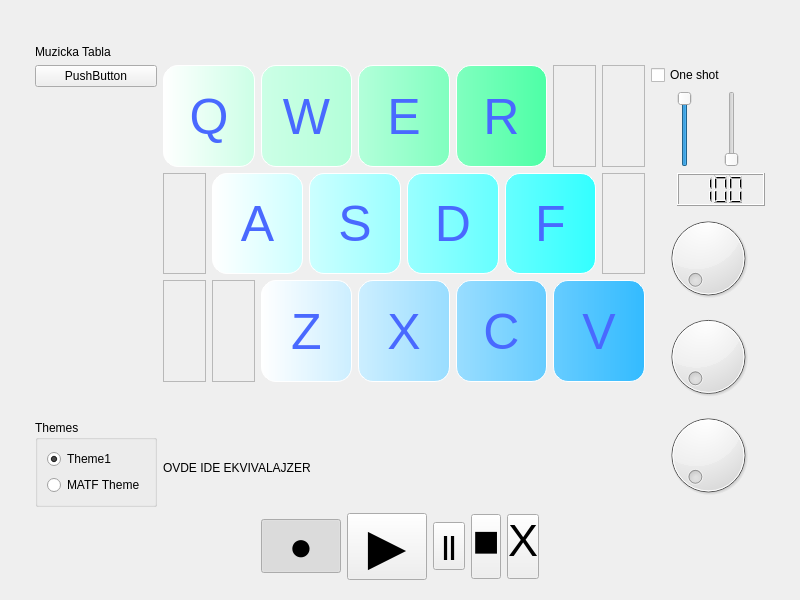
The window that src/mainwindow.ui (goldengun1/Music_Board) describes before a commit, drawn with Qt 5.
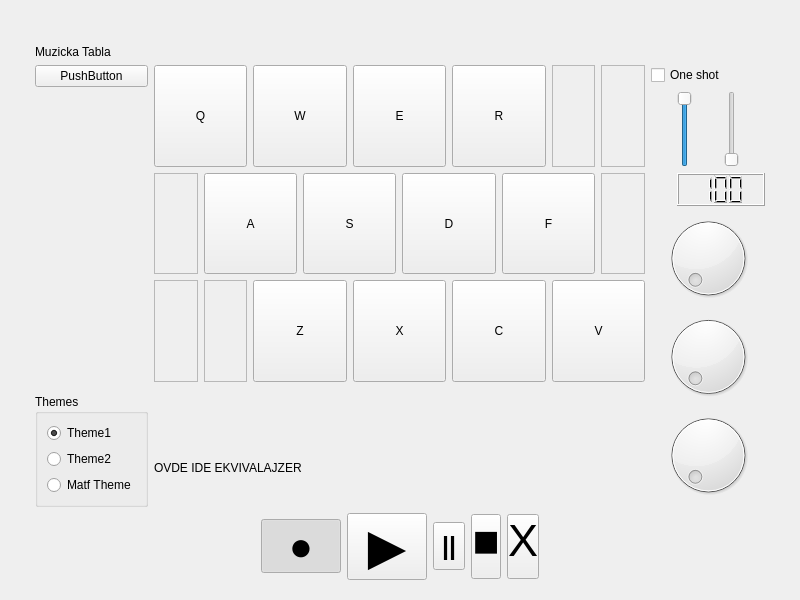
The same window after the commit. Custom widgets are drawn as their Qt base class.

Commit message: Matf tema dodata

What changed in the file:
```diff
--- a/src/mainwindow.ui
+++ b/src/mainwindow.ui
@@ -116,7 +116,14 @@
         <item>
          <widget class="QRadioButton" name="radioTheme2">
           <property name="text">
-           <string>MATF Theme</string>
+           <string>Theme2</string>
+          </property>
+         </widget>
+        </item>
+        <item>
+         <widget class="QRadioButton" name="radioTheme3">
+          <property name="text">
+           <string>Matf Theme</string>
           </property>
          </widget>
         </item>
@@ -158,34 +165,7 @@
           </sizepolicy>
          </property>
          <property name="styleSheet">
-          <string notr="true">
-
-QPushButton{
-background-color: qlineargradient(spread:pad, x1:0, y1:0, x2:1, y2:0, stop:0 #b3ffda , stop:1 #80ffbf);
-border:1px solid white ;
-font: 50px;
-border-radius:15px;
-font: 900 50pt &quot;Segoe UI Black&quot;;
-color: #4969ff;
-}
-
-QPushButton::hover{
-border-color: #4969ff;
-border-width: 3px;
-}
-
-
-QPushButton::pressed
-{
-    background-color: #4969ff;
-    color: #ffffff;
-    border-style: solid;
-    border-width: 3px;
-
-    border-color: #051a39;
-
-
-}</string>
+          <string notr="true"/>
          </property>
          <property name="text">
           <string>E</string>
@@ -201,33 +181,7 @@
           </sizepolicy>
          </property>
          <property name="styleSheet">
-          <string notr="true">
-QPushButton{
-background-color: qlineargradient(spread:pad, x1:0, y1:0, x2:1, y2:0, stop:0 #ffffff , stop:1 #cceeff);
-border:1px solid white ;
-font: 50px;
-border-radius:15px;
-font: 900 50pt &quot;Segoe UI Black&quot;;
-color: #4969ff;
-}
-
-QPushButton::hover{
-border-color: #4969ff;
-border-width: 3px;
-}
-
-
-QPushButton::pressed
-{
-    background-color: #4969ff;
-    color: #ffffff;
-    border-style: solid;
-    border-width: 3px;
-
-    border-color: #051a39;
-
-
-}</string>
+          <string notr="true"/>
          </property>
          <property name="text">
           <string>Z</string>
@@ -243,34 +197,7 @@
           </sizepolicy>
          </property>
          <property name="styleSheet">
-          <string notr="true">
-
-QPushButton{
-background-color: qlineargradient(spread:pad, x1:0, y1:0, x2:1, y2:0, stop:0 #66ccff , stop:1 #33bbff);
-border:1px solid white ;
-font: 50px;
-border-radius:15px;
-font: 900 50pt &quot;Segoe UI Black&quot;;
-color: #4969ff;
-}
-
-QPushButton::hover{
-border-color: #4969ff;
-border-width: 3px;
-}
-
-
-QPushButton::pressed
-{
-    background-color: #4969ff;
-    color: #ffffff;
-    border-style: solid;
-    border-width: 3px;
-
-    border-color: #051a39;
-
-
-}</string>
+          <string notr="true"/>
          </property>
          <property name="text">
           <string>V</string>
@@ -296,33 +223,7 @@
           </sizepolicy>
          </property>
          <property name="styleSheet">
-          <string notr="true">
-QPushButton{
-background-color: qlineargradient(spread:pad, x1:0, y1:0, x2:1, y2:0, stop:0 #cceeff , stop:1 #99ddff);
-border:1px solid white ;
-font: 50px;
-border-radius:15px;
-font: 900 50pt &quot;Segoe UI Black&quot;;
-color: #4969ff;
-}
-
-QPushButton::hover{
-border-color: #4969ff;
-border-width: 3px;
-}
-
-
-QPushButton::pressed
-{
-    background-color: #4969ff;
-    color: #ffffff;
-    border-style: solid;
-    border-width: 3px;
-
-    border-color: #051a39;
-
-
-}</string>
+          <string notr="true"/>
          </property>
          <property name="text">
           <string>X</string>
@@ -338,33 +239,7 @@
           </sizepolicy>
          </property>
          <property name="styleSheet">
-          <string notr="true">
-QPushButton{
-background-color: qlineargradient(spread:pad, x1:0, y1:0, x2:1, y2:0, stop:0 #99ffff , stop:1 #66ffff);
-border:1px solid white ;
-font: 50px;
-border-radius:15px;
-font: 900 50pt &quot;Segoe UI Black&quot;;
-color: #4969ff;
-}
-
-QPushButton::hover{
-border-color: #4969ff;
-border-width: 3px;
-}
-
-
-QPushButton::pressed
-{
-    background-color: #4969ff;
-    color: #ffffff;
-    border-style: solid;
-    border-width: 3px;
-
-    border-color: #051a39;
-
-
-}</string>
+          <string notr="true"/>
          </property>
          <property name="text">
           <string>D</string>
@@ -380,34 +255,7 @@
           </sizepolicy>
          </property>
          <property name="styleSheet">
-          <string notr="true">
-
-QPushButton{
-background-color: qlineargradient(spread:pad, x1:0, y1:0, x2:1, y2:0, stop:0 #ccffff , stop:1 #99ffff);
-border:1px solid white ;
-font: 50px;
-border-radius:15px;
-font: 900 50pt &quot;Segoe UI Black&quot;;
-color: #4969ff;
-}
-
-QPushButton::hover{
-border-color: #4969ff;
-border-width: 3px;
-}
-
-
-QPushButton::pressed
-{
-    background-color: #4969ff;
-    color: #ffffff;
-    border-style: solid;
-    border-width: 3px;
-
-    border-color: #051a39;
-
-
-}</string>
+          <string notr="true"/>
          </property>
          <property name="text">
           <string>S</string>
@@ -423,34 +271,7 @@
           </sizepolicy>
          </property>
          <property name="styleSheet">
-          <string notr="true">
-
-QPushButton{
-background-color: qlineargradient(spread:pad, x1:0, y1:0, x2:1, y2:0, stop:0 #ccffe6 , stop:1 #b3ffd9 );
-border:1px solid white ;
-font: 50px;
-border-radius:15px;
-font: 900 50pt &quot;Segoe UI Black&quot;;
-color: #4969ff;
-}
-
-QPushButton::hover{
-border-color: #4969ff;
-border-width: 3px;
-}
-
-
-QPushButton::pressed
-{
-    background-color: #4969ff;
-    color: #ffffff;
-    border-style: solid;
-    border-width: 3px;
-
-    border-color: #051a39;
-
-
-}</string>
+          <string notr="true"/>
          </property>
          <property name="text">
           <string>W</string>
@@ -476,35 +297,7 @@
           </sizepolicy>
          </property>
          <property name="styleSheet">
-          <string notr="true">
-
-QPushButton{
-background-color: qlineargradient(spread:pad, x1:0, y1:0, x2:1, y2:0, stop:0 #ffffff , stop:1 #ccffff);
-border:1px solid white ;
-font: 50px;
-border-radius:15px;
-font: 900 50pt &quot;Segoe UI Black&quot;;
-color: #4969ff;
-
-}
-
-QPushButton::hover{
-border-color: #4969ff;
-border-width: 3px;
-}
-
-
-QPushButton::pressed
-{
-    background-color: #4969ff;
-    color: #ffffff;
-    border-style: solid;
-    border-width: 3px;
-
-    border-color: #051a39;
-
-
-}</string>
+          <string notr="true"/>
          </property>
          <property name="text">
           <string>A</string>
@@ -523,32 +316,7 @@
           <bool>true</bool>
          </property>
          <property name="styleSheet">
-          <string notr="true">QPushButton{
-background-color: qlineargradient(spread:pad, x1:0, y1:0, x2:1, y2:0, stop:0 #ffffff , stop:1 #ccffe6 );
-border:1px solid white ;
-font: 50px;
-border-radius:15px;
-font: 900 50pt &quot;Segoe UI Black&quot;;
-color: #4969ff;
-}
-
-QPushButton::hover{
-border-color: #4969ff;
-border-width: 3px;
-}
-
-
-QPushButton::pressed
-{
-    background-color: #4969ff;
-    color: #ffffff;
-    border-style: solid;
-    border-width: 3px;
-
-    border-color: #051a39;
-
-
-}</string>
+          <string notr="true"/>
          </property>
          <property name="text">
           <string>Q</string>
@@ -574,34 +342,7 @@
           </sizepolicy>
          </property>
          <property name="styleSheet">
-          <string notr="true">
-
-QPushButton{
-background-color: qlineargradient(spread:pad, x1:0, y1:0, x2:1, y2:0, stop:0 #80ffbf , stop:1 #4dffa6);
-border:1px solid white ;
-font: 50px;
-border-radius:15px;
-font: 900 50pt &quot;Segoe UI Black&quot;;
-color: #4969ff;
-}
-
-QPushButton::hover{
-border-color: #4969ff;
-border-width: 3px;
-}
-
-
-QPushButton::pressed
-{
-    background-color: #4969ff;
-    color: #ffffff;
-    border-style: solid;
-    border-width: 3px;
-
-    border-color: #051a39;
-
-
-}</string>
+          <string notr="true"/>
          </property>
          <property name="text">
           <string>R</string>
@@ -617,33 +358,7 @@
           </sizepolicy>
          </property>
          <property name="styleSheet">
-          <string notr="true">
-QPushButton{
-background-color: qlineargradient(spread:pad, x1:0, y1:0, x2:1, y2:0, stop:0 #99ddff , stop:1 #66ccff);
-border:1px solid white ;
-font: 50px;
-border-radius:15px;
-font: 900 50pt &quot;Segoe UI Black&quot;;
-color: #4969ff;
-}
-
-QPushButton::hover{
-border-color: #4969ff;
-border-width: 3px;
-}
-
-
-QPushButton::pressed
-{
-    background-color: #4969ff;
-    color: #ffffff;
-    border-style: solid;
-    border-width: 3px;
-
-    border-color: #051a39;
-
-
-}</string>
+          <string notr="true"/>
          </property>
          <property name="text">
           <string>C</string>
@@ -659,33 +374,7 @@
           </sizepolicy>
          </property>
          <property name="styleSheet">
-          <string notr="true">
-
-QPushButton{background-color: qlineargradient(spread:pad, x1:0, y1:0, x2:1, y2:0, stop:0 #66ffff , stop:1 #33ffff);
-border:1px solid white ;
-font: 50px;
-border-radius:15px;
-font: 900 50pt &quot;Segoe UI Black&quot;;
-color: #4969ff;
-}
-
-QPushButton::hover{
-border-color: #4969ff;
-border-width: 3px;
-}
-
-
-QPushButton::pressed
-{
-    background-color: #4969ff;
-    color: #ffffff;
-    border-style: solid;
-    border-width: 3px;
-
-    border-color: #051a39;
-
-
-}</string>
+          <string notr="true"/>
          </property>
          <property name="text">
           <string>F</string>
```
The commit also changes 5 other files.
